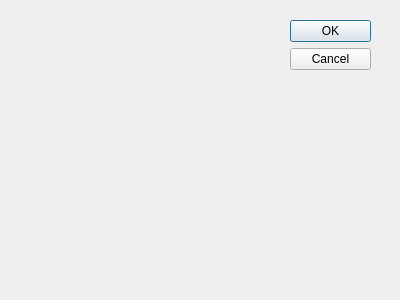
Odavinh/star-qt, file Automated_accounting_system_for_livestock_farms/changetableanimals.ui: the form before one commit.
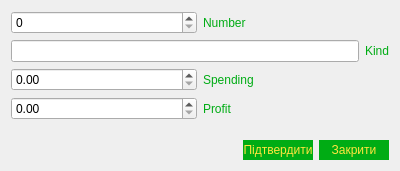
The form after the commit.

```diff
--- a/Automated_accounting_system_for_livestock_farms/changetableanimals.ui
+++ b/Automated_accounting_system_for_livestock_farms/changetableanimals.ui
@@ -3,34 +3,187 @@
  <comment/>
  <exportmacro/>
  <class>ChangeTableAnimals</class>
- <widget name="ChangeTableAnimals" class="QDialog">
+ <widget class="QDialog" name="ChangeTableAnimals">
+  <property name="enabled">
+   <bool>true</bool>
+  </property>
   <property name="geometry">
    <rect>
     <x>0</x>
     <y>0</y>
     <width>400</width>
-    <height>300</height>
+    <height>171</height>
    </rect>
   </property>
   <property name="windowTitle">
    <string>Dialog</string>
   </property>
-  <widget name="buttonBox" class="QDialogButtonBox">
-   <property name="geometry">
-    <rect>
-     <x>290</x>
-     <y>20</y>
-     <width>81</width>
-     <height>241</height>
-    </rect>
-   </property>
-   <property name="orientation">
-    <enum>Qt::Vertical</enum>
-   </property>
-   <property name="standardButtons">
-    <set>QDialogButtonBox::Cancel|QDialogButtonBox::Ok</set>
-   </property>
-  </widget>
+  <layout class="QGridLayout" name="gridLayout">
+   <item row="1" column="0">
+    <spacer name="horizontalSpacer">
+     <property name="orientation">
+      <enum>Qt::Horizontal</enum>
+     </property>
+     <property name="sizeHint" stdset="0">
+      <size>
+       <width>40</width>
+       <height>20</height>
+      </size>
+     </property>
+    </spacer>
+   </item>
+   <item row="0" column="0" colspan="2">
+    <layout class="QVBoxLayout" name="verticalLayout">
+     <item>
+      <layout class="QHBoxLayout" name="horizontalLayout_4">
+       <item>
+        <widget class="QSpinBox" name="BoxEn_Number"/>
+       </item>
+       <item>
+        <widget class="QLabel" name="label">
+         <property name="styleSheet">
+          <string notr="true">color:#00AC14</string>
+         </property>
+         <property name="text">
+          <string>Number</string>
+         </property>
+        </widget>
+       </item>
+      </layout>
+     </item>
+     <item>
+      <layout class="QHBoxLayout" name="horizontalLayout_3">
+       <item>
+        <widget class="QLineEdit" name="lineKind"/>
+       </item>
+       <item>
+        <widget class="QLabel" name="label_2">
+         <property name="styleSheet">
+          <string notr="true">color:#00AC14</string>
+         </property>
+         <property name="text">
+          <string>Kind</string>
+         </property>
+        </widget>
+       </item>
+      </layout>
+     </item>
+     <item>
+      <layout class="QHBoxLayout" name="horizontalLayout_2">
+       <item>
+        <widget class="QDoubleSpinBox" name="BoxEn_Spending"/>
+       </item>
+       <item>
+        <widget class="QLabel" name="label_3">
+         <property name="styleSheet">
+          <string notr="true">color:#00AC14</string>
+         </property>
+         <property name="text">
+          <string>Spending</string>
+         </property>
+        </widget>
+       </item>
+      </layout>
+     </item>
+     <item>
+      <layout class="QHBoxLayout" name="horizontalLayout">
+       <item>
+        <widget class="QDoubleSpinBox" name="BoxEn_Profit"/>
+       </item>
+       <item>
+        <widget class="QLabel" name="label_4">
+         <property name="styleSheet">
+          <string notr="true">color:#00AC14</string>
+         </property>
+         <property name="text">
+          <string>Profit</string>
+         </property>
+        </widget>
+       </item>
+      </layout>
+     </item>
+    </layout>
+   </item>
+   <item row="1" column="1">
+    <layout class="QGridLayout" name="gridLayout_2">
+     <item row="1" column="0">
+      <widget class="QPushButton" name="ButtonEn_Apply">
+       <property name="minimumSize">
+        <size>
+         <width>70</width>
+         <height>20</height>
+        </size>
+       </property>
+       <property name="styleSheet">
+        <string notr="true">QPushButton{
+background:#00AC14;
+color:#FFE53E;
+border:0px solid #FFFFFF;
+
+}
+QPushButton:hover{
+background:#2DBE3B;
+color:#FFE53E;
+border:0px solid #FFFFFF;
+}
+QPushButton:pressed{
+background:qlineargradient(spread:reflect, x1:0.433, y1:0, x2:0.438494, y2:0.500227, stop:0 rgba(255, 255, 255, 255), stop:0.365169 rgba(49, 196, 64, 255));
+color:#FFE53E;
+border:0px solid #FFFFFF;
+}</string>
+       </property>
+       <property name="text">
+        <string>Підтвердити</string>
+       </property>
+      </widget>
+     </item>
+     <item row="1" column="1">
+      <widget class="QPushButton" name="ButtonEn_exit">
+       <property name="minimumSize">
+        <size>
+         <width>70</width>
+         <height>20</height>
+        </size>
+       </property>
+       <property name="styleSheet">
+        <string notr="true">QPushButton{
+background:#00AC14;
+color:#FFE53E;
+border:0px solid #FFFFFF;
+
+}
+QPushButton:hover{
+background:#2DBE3B;
+color:#FFE53E;
+border:0px solid #FFFFFF;
+}
+QPushButton:pressed{
+background:qlineargradient(spread:reflect, x1:0.433, y1:0, x2:0.438494, y2:0.500227, stop:0 rgba(255, 255, 255, 255), stop:0.365169 rgba(49, 196, 64, 255));
+color:#FFE53E;
+border:0px solid #FFFFFF;
+}</string>
+       </property>
+       <property name="text">
+        <string>Закрити</string>
+       </property>
+      </widget>
+     </item>
+     <item row="0" column="0">
+      <spacer name="verticalSpacer">
+       <property name="orientation">
+        <enum>Qt::Vertical</enum>
+       </property>
+       <property name="sizeHint" stdset="0">
+        <size>
+         <width>20</width>
+         <height>40</height>
+        </size>
+       </property>
+      </spacer>
+     </item>
+    </layout>
+   </item>
+  </layout>
  </widget>
  <pixmapfunction/>
  <resources/>
```
Left out of the diff: 40 changed lines with no effect on the pictures.
